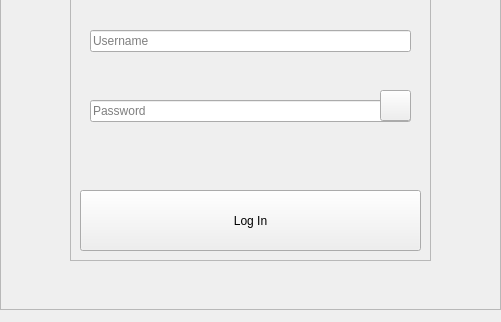
This is ui/auth.ui in Wester35/KP as Qt 5 draws it before an edit; both pictures show x 0 to 501 and y 210 to 532 of the 501 by 532 pixel window. The edited form follows.
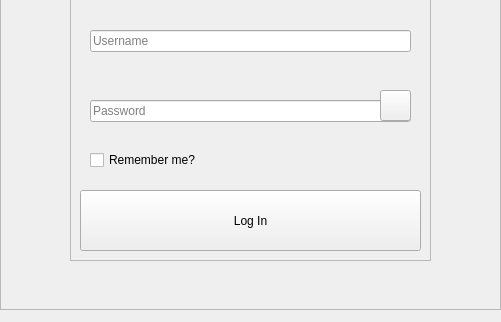
This is the edited form. Icons and pictures are not drawn.

Commit message: add checkBox(Remember me)

What changed in the file:
```diff
--- a/ui/auth.ui
+++ b/ui/auth.ui
@@ -194,6 +194,22 @@
      <string/>
     </property>
    </widget>
+   <widget class="QCheckBox" name="checkBox">
+    <property name="geometry">
+     <rect>
+      <x>20</x>
+      <y>250</y>
+      <width>231</width>
+      <height>20</height>
+     </rect>
+    </property>
+    <property name="acceptDrops">
+     <bool>false</bool>
+    </property>
+    <property name="text">
+     <string>Remember me?</string>
+    </property>
+   </widget>
   </widget>
   <widget class="QFrame" name="frame_2">
    <property name="geometry">
```
Left out of the diff: 8 changed lines with no effect on the pictures. The commit also changes 6 other files.
